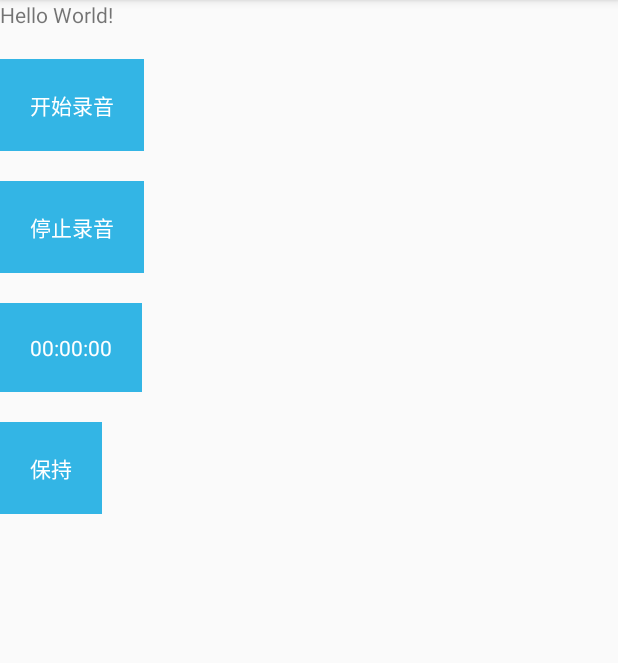
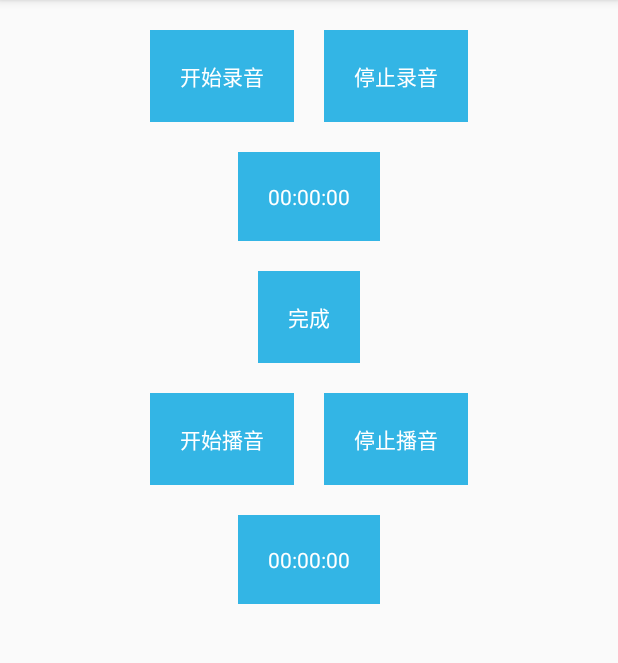
Before and after one commit to chuzhonglingyan/media, an Android app: the screen it shows after launch (MainActivity), on a phone screen of 412 x 824 dp, the part 84-747 px from its top. Run offline under Robolectric (Android 15) with nearby library versions, the phone set to English and light mode, and no system bars; libraries missing offline, so code that uses them is left out: com.blankj.utilcode, com.mylhyl.acp; 3 statements that could not run were skipped.

Commit message:
播音功能完成

```diff
--- a/app/build.gradle
+++ b/app/build.gradle
@@ -42,4 +42,5 @@ dependencies {
     androidTestImplementation 'com.android.support.test.espresso:espresso-core:3.0.2'
 
     implementation 'com.mylhyl:acp:1.2.0'
+    implementation 'com.blankj:utilcode:1.20.3'
 }
--- a/app/src/main/java/com/yuntian/mediademo/MainActivity.java
+++ b/app/src/main/java/com/yuntian/mediademo/MainActivity.java
@@ -1,16 +1,19 @@
 package com.yuntian.mediademo;
 
 import android.Manifest;
-import android.os.SystemClock;
+import android.os.Bundle;
 import android.support.v7.app.AppCompatActivity;
-import android.os.Bundle;
 import android.widget.TextView;
 import android.widget.Toast;
 
+import com.blankj.utilcode.util.FileUtils;
+import com.blankj.utilcode.util.PathUtils;
 import com.mylhyl.acp.Acp;
 import com.mylhyl.acp.AcpListener;
 import com.mylhyl.acp.AcpOptions;
 import com.yuntian.mediademo.audio.AudioRecordManager;
+import com.yuntian.mediademo.audio.AudioTrackUtil;
+import com.yuntian.mediademo.util.FileUtil;
 
 import java.io.File;
 import java.text.DecimalFormat;
@@ -27,7 +30,9 @@ public class MainActivity extends AppCompatActivity {
     }
 
     private TextView tvShowTime;
+    private TextView tvPlayTime;
     private AudioRecordManager audioRecordManager;
+    private AudioTrackUtil audioTrackUtil;
 
     private static SimpleDateFormat df = new SimpleDateFormat("yyyyMMddHHmmss");
 
@@ -48,14 +53,21 @@ public class MainActivity extends AppCompatActivity {
         TextView tvAudioRecord = findViewById(R.id.tv_audio_record);
         TextView tvStopAudioRecord = findViewById(R.id.tv_stop_audio_record);
         TextView tv_save = findViewById(R.id.tv_save);
-        tvShowTime = findViewById(R.id.tv_show_time);
+
+
+        TextView tvAudioPlay = findViewById(R.id.tv_audio_play);
+        TextView tvStopAudioplay = findViewById(R.id.tv_stop_audio_play);
+         tvPlayTime = findViewById(R.id.tv_play_time);
+
+
+        tvShowTime = findViewById(R.id.tv_record_time);
 
         right();
 
-        String path = getCacheDir().getAbsolutePath() + File.separator + getCurrentTimeStr() + "-audioRecord";
+
         tvAudioRecord.setOnClickListener((v) -> {
             if (audioRecordManager != null) {
-                audioRecordManager.startRecord(path);
+                audioRecordManager.startRecord();
                 Toast.makeText(getApplicationContext(), "录音开始", Toast.LENGTH_SHORT).show();
             } else {
                 Toast.makeText(getApplicationContext(), "录音还未初始化", Toast.LENGTH_SHORT).show();
@@ -69,7 +81,20 @@ public class MainActivity extends AppCompatActivity {
         });
         tv_save.setOnClickListener((v) -> {
             if (audioRecordManager != null) {
-                audioRecordManager.makePCMFileToWAVFile();
+                audioRecordManager.saveRecord();
+            }
+        });
+
+        tvAudioPlay.setOnClickListener((v) -> {
+            if (audioTrackUtil != null) {
+                audioTrackUtil.play(PathUtils.getExternalAppAlarmsPath() + File.separator +"20180928235408.pcm");
+            }
+        });
+
+
+        tvStopAudioplay.setOnClickListener((v) -> {
+            if (audioRecordManager != null) {
+                audioTrackUtil.pause();
             }
         });
 
@@ -93,6 +118,7 @@ public class MainActivity extends AppCompatActivity {
                     @Override
                     public void onGranted() {
                         audioRecordManager = AudioRecordManager.newInstance();
+                        audioTrackUtil =new AudioTrackUtil();
 
                         if (audioRecordManager != null) {
                             audioRecordManager.setTimeInterface(new AudioRecordManager.TimeInterface() {
@@ -102,6 +128,16 @@ public class MainActivity extends AppCompatActivity {
                                     String mm = new DecimalFormat("00").format(time % 3600 / 60);
                                     String ss = new DecimalFormat("00").format(time % 60);
                                     tvShowTime.setText(hh + ":" + mm + ":" + ss);
+                                }
+                            });
+
+                            audioTrackUtil.setTimeInterface(new AudioRecordManager.TimeInterface() {
+                                @Override
+                                public void showTime(long time) {
+                                    String hh = new DecimalFormat("00").format(time / 3600);
+                                    String mm = new DecimalFormat("00").format(time % 3600 / 60);
+                                    String ss = new DecimalFormat("00").format(time % 60);
+                                    tvPlayTime.setText(hh + ":" + mm + ":" + ss);
                                 }
                             });
                         }
@@ -122,7 +158,14 @@ public class MainActivity extends AppCompatActivity {
     @Override
     protected void onDestroy() {
         super.onDestroy();
-        audioRecordManager.stopRecord();
+        if (audioRecordManager!=null){
+            audioRecordManager.onDestroy();
+
+        }
+        if (audioTrackUtil!=null){
+            audioTrackUtil.onDestory();
+
+        }
     }
 
 
--- a/app/src/main/java/com/yuntian/mediademo/audio/TestAudioRecord.java
+++ b/app/src/main/java/com/yuntian/mediademo/audio/TestAudioRecord.java
@@ -31,7 +31,7 @@ public class TestAudioRecord {
     // 通道数的配置，可选的值以常量的形式定义在 AudioFormat 类中，常用的是 CHANNEL_IN_MONO（单通道），CHANNEL_IN_STEREO（双通道）
 
 
-    //audioFormat
+    //audioFormat 音频采样精度，指定采样的数据的格式和每次采样的大小
     //这个参数是用来配置“数据位宽”的，可选的值也是以常量的形式定义在 AudioFormat 类中，常用的是 ENCODING_PCM_16BIT（16bit），ENCODING_PCM_8BIT（8bit），注意，前者是可以保证兼容所有Android手机的。
 
 
--- a/app/src/main/res/layout/activity_main.xml
+++ b/app/src/main/res/layout/activity_main.xml
@@ -7,58 +7,115 @@
     android:orientation="vertical"
     tools:context=".MainActivity">
 
+    <LinearLayout
+        android:layout_width="wrap_content"
+        android:layout_height="wrap_content"
+        android:layout_gravity="center_horizontal"
+        android:orientation="horizontal">
+
         <TextView
             android:id="@+id/sample_text"
             android:layout_width="wrap_content"
             android:layout_height="wrap_content"
-        android:text="Hello World!"/>
+            android:text="Hello World!"
+            android:visibility="gone" />
 
 
         <TextView
             android:id="@+id/tv_audio_record"
             android:layout_width="wrap_content"
             android:layout_height="wrap_content"
-        android:textColor="@android:color/white"
-        android:textSize="14sp"
-        android:padding="20dp"
             android:layout_marginTop="20dp"
             android:background="@android:color/holo_blue_light"
-        android:text="开始录音" />
-
-
+            android:padding="20dp"
+            android:text="开始录音"
+            android:textColor="@android:color/white"
+            android:textSize="14sp" />
 
         <TextView
             android:id="@+id/tv_stop_audio_record"
             android:layout_width="wrap_content"
             android:layout_height="wrap_content"
+            android:layout_marginLeft="20dp"
+            android:layout_marginTop="20dp"
+            android:background="@android:color/holo_blue_light"
+            android:padding="20dp"
+            android:text="停止录音"
             android:textColor="@android:color/white"
-        android:textSize="14sp"
-        android:padding="20dp"
-        android:background="@android:color/holo_blue_light"
-        android:layout_marginTop="20dp"
-        android:text="停止录音" />
+            android:textSize="14sp" />
+
+    </LinearLayout>
+
 
     <TextView
-        android:id="@+id/tv_show_time"
+        android:id="@+id/tv_record_time"
         android:layout_width="wrap_content"
         android:layout_height="wrap_content"
+        android:layout_gravity="center_horizontal"
+        android:layout_marginTop="20dp"
+        android:background="@android:color/holo_blue_light"
+        android:padding="20dp"
+        android:text="00:00:00"
         android:textColor="@android:color/white"
-        android:textSize="14sp"
-        android:padding="20dp"
-        android:background="@android:color/holo_blue_light"
-        android:layout_marginTop="20dp"
-        android:text="00:00:00" />
+        android:textSize="14sp" />
 
 
     <TextView
         android:id="@+id/tv_save"
         android:layout_width="wrap_content"
         android:layout_height="wrap_content"
+        android:layout_gravity="center_horizontal"
+        android:layout_marginTop="20dp"
+        android:background="@android:color/holo_blue_light"
+        android:padding="20dp"
+        android:text="完成"
         android:textColor="@android:color/white"
-        android:textSize="14sp"
+        android:textSize="14sp" />
+
+
+    <LinearLayout
+        android:layout_width="wrap_content"
+        android:layout_height="wrap_content"
+        android:layout_gravity="center_horizontal"
+        android:orientation="horizontal">
+
+
+        <TextView
+            android:id="@+id/tv_audio_play"
+            android:layout_width="wrap_content"
+            android:layout_height="wrap_content"
+            android:layout_marginTop="20dp"
+            android:background="@android:color/holo_blue_light"
             android:padding="20dp"
+            android:text="开始播音"
+            android:textColor="@android:color/white"
+            android:textSize="14sp" />
+
+        <TextView
+            android:id="@+id/tv_stop_audio_play"
+            android:layout_width="wrap_content"
+            android:layout_height="wrap_content"
+            android:layout_marginLeft="20dp"
+            android:layout_marginTop="20dp"
             android:background="@android:color/holo_blue_light"
-        android:layout_marginTop="20dp"
-        android:text="保持" />
+            android:padding="20dp"
+            android:text="停止播音"
+            android:textColor="@android:color/white"
+            android:textSize="14sp" />
 
     </LinearLayout>
+
+
+    <TextView
+        android:id="@+id/tv_play_time"
+        android:layout_width="wrap_content"
+        android:layout_height="wrap_content"
+        android:layout_gravity="center_horizontal"
+        android:layout_marginTop="20dp"
+        android:background="@android:color/holo_blue_light"
+        android:padding="20dp"
+        android:text="00:00:00"
+        android:textColor="@android:color/white"
+        android:textSize="14sp" />
+
+</LinearLayout>
```
Also changed, not shown: app/src/main/java/com/yuntian/mediademo/audio/AudioRecordManager.java (+129 -72 lines), app/src/main/java/com/yuntian/mediademo/audio/AudioTrackUtil.java (added, +211 -0 lines), app/src/main/java/com/yuntian/mediademo/util/FileUtil.java (added, +8 -0 lines). Lines whose indentation alone changed are shown as unchanged.
